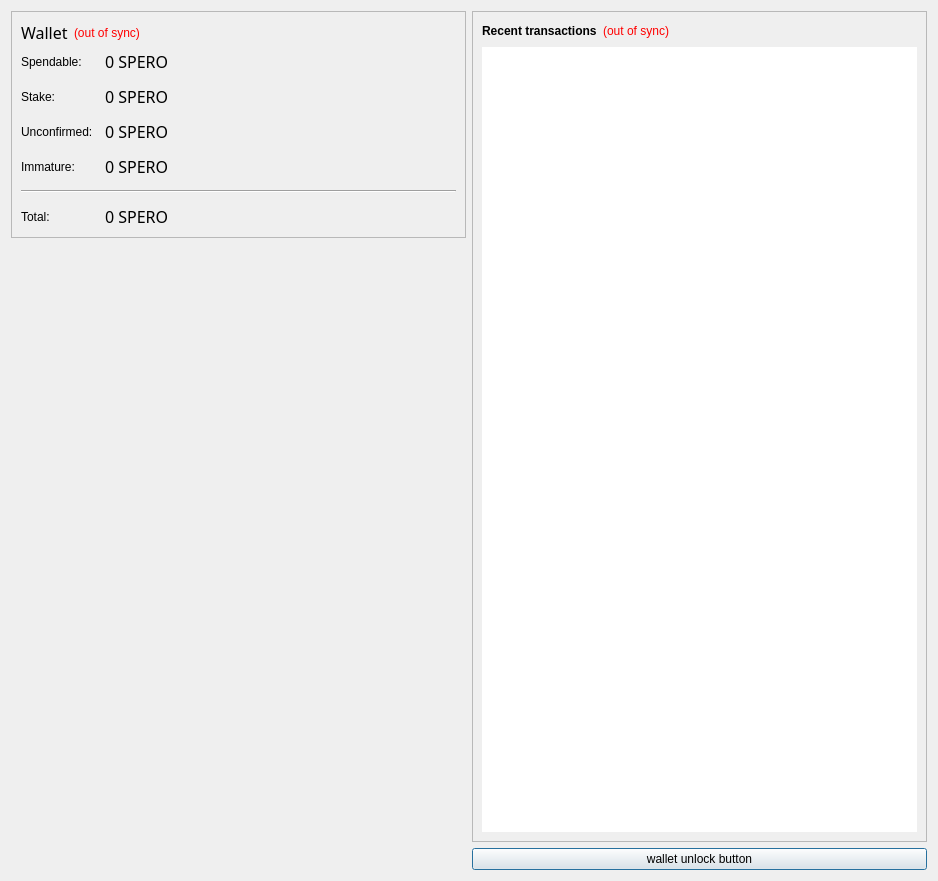
Before: the Qt Designer form src/qt/forms/overviewpage.ui in LightBurdenOfficial/SperoCoin, drawn with Qt 5.
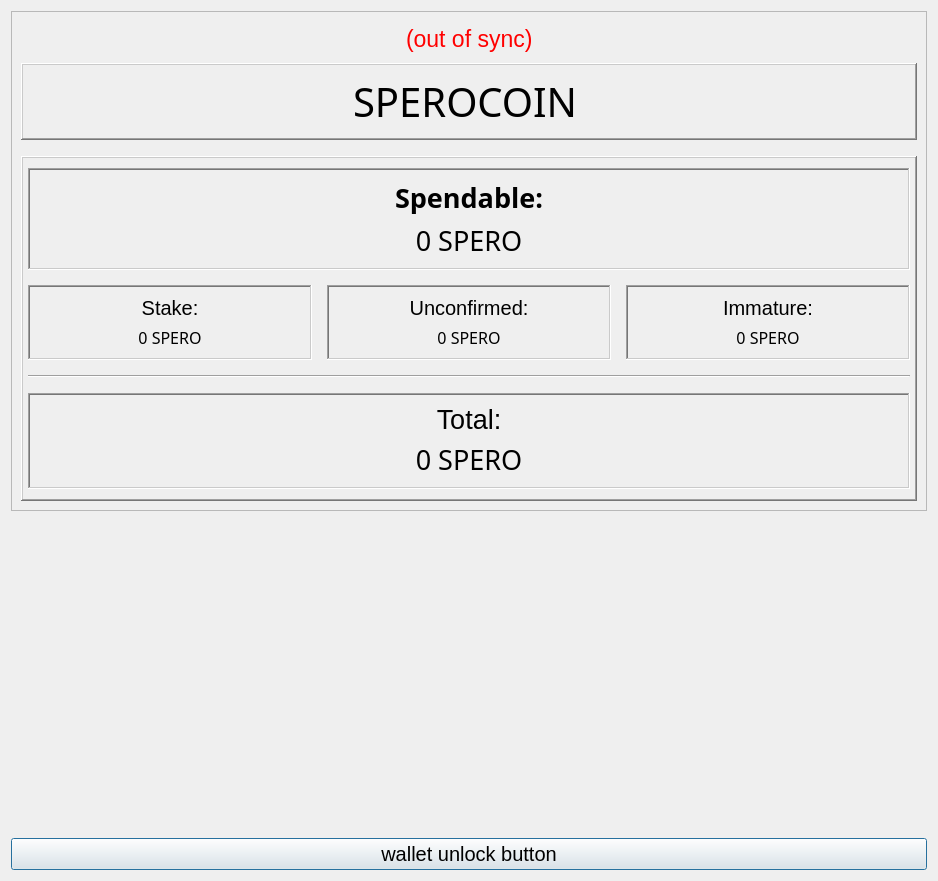
After: the same form once the commit is applied. Icons and pictures are not drawn.

Commit message:
[GUI] Overview Layout
Alterações de Layout na aba Overview

The edit to the form file:
```diff
--- a/src/qt/forms/overviewpage.ui
+++ b/src/qt/forms/overviewpage.ui
@@ -16,9 +16,9 @@
   <property name="styleSheet">
    <string notr="true"/>
   </property>
-  <layout class="QHBoxLayout" name="horizontalLayout" stretch="0,0">
+  <layout class="QHBoxLayout" name="horizontalLayout" stretch="0">
    <item>
-    <layout class="QVBoxLayout" name="verticalLayout_2">
+    <layout class="QVBoxLayout" name="verticalLayout">
      <item>
       <widget class="QFrame" name="frame">
        <property name="frameShape">
@@ -27,27 +27,45 @@
        <property name="frameShadow">
         <enum>QFrame::Raised</enum>
        </property>
-       <layout class="QVBoxLayout" name="verticalLayout_4">
+       <layout class="QVBoxLayout" name="verticalLayout_1">
         <item>
-         <layout class="QHBoxLayout" name="horizontalLayout_4">
+         <spacer name="verticalSpacer">
+          <property name="orientation">
+           <enum>Qt::Vertical</enum>
+          </property>
+          <property name="sizeType">
+           <enum>QSizePolicy::Fixed</enum>
+          </property>
+          <property name="sizeHint" stdset="0">
+           <size>
+            <width>20</width>
+            <height>5</height>
+           </size>
+          </property>
+         </spacer>
+        </item>
           <item>
-           <widget class="QLabel" name="label_5">
-            <property name="font">
-             <font>
-              <family>Century Gothic</family>
-              <pointsize>12</pointsize>
-              <weight>50</weight>
-              <italic>false</italic>
-              <bold>false</bold>
-             </font>
+         <layout class="QHBoxLayout" name="horizontalLayout_3">
+          <item>
+           <spacer name="horizontalSpacer_2">
+            <property name="orientation">
+             <enum>Qt::Horizontal</enum>
             </property>
-            <property name="text">
-             <string>Wallet</string>
+            <property name="sizeHint" stdset="0">
+             <size>
+              <width>40</width>
+              <height>20</height>
+             </size>
             </property>
-           </widget>
+           </spacer>
           </item>
           <item>
            <widget class="QLabel" name="labelWalletStatus">
+            <property name="font">
+             <font>
+              <pointsize>17</pointsize>
+             </font>
+            </property>
             <property name="toolTip">
              <string>The displayed information may be out of date. Your wallet automatically synchronizes with the SperoCoin network after a connection is established, but this process has not completed yet.</string>
             </property>
@@ -63,7 +81,7 @@
            </widget>
           </item>
           <item>
-           <spacer name="horizontalSpacer_2">
+           <spacer name="horizontalSpacer_4">
             <property name="orientation">
              <enum>Qt::Horizontal</enum>
             </property>
@@ -78,29 +96,187 @@
          </layout>
         </item>
         <item>
-         <layout class="QFormLayout" name="formLayout_2">
-          <property name="fieldGrowthPolicy">
-           <enum>QFormLayout::AllNonFixedFieldsGrow</enum>
+         <spacer name="verticalSpacer_5">
+          <property name="orientation">
+           <enum>Qt::Vertical</enum>
           </property>
-          <property name="horizontalSpacing">
-           <number>12</number>
+          <property name="sizeType">
+           <enum>QSizePolicy::Fixed</enum>
           </property>
-          <property name="verticalSpacing">
-           <number>12</number>
+          <property name="sizeHint" stdset="0">
+           <size>
+            <width>20</width>
+            <height>5</height>
+           </size>
           </property>
-          <item row="0" column="0">
+         </spacer>
+        </item>
+        <item>
+         <widget class="QFrame" name="QFramHeader">
+          <property name="frameShape">
+           <enum>QFrame::WinPanel</enum>
+          </property>
+          <property name="frameShadow">
+           <enum>QFrame::Raised</enum>
+          </property>
+          <layout class="QHBoxLayout" name="horizontalLayout_4">
+           <property name="sizeConstraint">
+            <enum>QLayout::SetDefaultConstraint</enum>
+           </property>
+           <property name="leftMargin">
+            <number>1</number>
+           </property>
+           <item>
+            <spacer name="horizontalSpacer">
+             <property name="orientation">
+              <enum>Qt::Horizontal</enum>
+             </property>
+             <property name="sizeHint" stdset="0">
+              <size>
+               <width>40</width>
+               <height>20</height>
+              </size>
+             </property>
+            </spacer>
+           </item>
+           <item>
+            <widget class="QLabel" name="label_5">
+             <property name="font">
+              <font>
+               <family>Century Gothic</family>
+               <pointsize>30</pointsize>
+               <weight>50</weight>
+               <italic>false</italic>
+               <bold>false</bold>
+              </font>
+             </property>
+             <property name="text">
+              <string>SPEROCOIN</string>
+             </property>
+            </widget>
+           </item>
+           <item>
+            <spacer name="horizontalSpacer_3">
+             <property name="orientation">
+              <enum>Qt::Horizontal</enum>
+             </property>
+             <property name="sizeType">
+              <enum>QSizePolicy::Expanding</enum>
+             </property>
+             <property name="sizeHint" stdset="0">
+              <size>
+               <width>160</width>
+               <height>20</height>
+              </size>
+             </property>
+            </spacer>
+           </item>
+          </layout>
+         </widget>
+        </item>
+        <item>
+         <spacer name="verticalSpacer_3">
+          <property name="orientation">
+           <enum>Qt::Vertical</enum>
+          </property>
+          <property name="sizeType">
+           <enum>QSizePolicy::Fixed</enum>
+          </property>
+          <property name="sizeHint" stdset="0">
+           <size>
+            <width>20</width>
+            <height>10</height>
+           </size>
+          </property>
+         </spacer>
+        </item>
+        <item>
+         <widget class="QFrame" name="Q">
+          <property name="frameShape">
+           <enum>QFrame::WinPanel</enum>
+          </property>
+          <property name="frameShadow">
+           <enum>QFrame::Raised</enum>
+          </property>
+          <property name="lineWidth">
+           <number>5</number>
+          </property>
+          <property name="midLineWidth">
+           <number>5</number>
+          </property>
+          <layout class="QGridLayout" name="gridLayout">
+           <property name="sizeConstraint">
+            <enum>QLayout::SetDefaultConstraint</enum>
+           </property>
+           <property name="leftMargin">
+            <number>5</number>
+           </property>
+           <property name="topMargin">
+            <number>10</number>
+           </property>
+           <property name="rightMargin">
+            <number>5</number>
+           </property>
+           <property name="bottomMargin">
+            <number>10</number>
+           </property>
+           <property name="spacing">
+            <number>15</number>
+           </property>
+           <item row="2" column="0" colspan="3">
+            <layout class="QVBoxLayout" name="verticalLayout_6">
+             <item>
+              <widget class="Line" name="line">
+               <property name="orientation">
+                <enum>Qt::Horizontal</enum>
+               </property>
+              </widget>
+             </item>
+            </layout>
+           </item>
+           <item row="0" column="0" colspan="3">
+            <widget class="QFrame" name="QframeSpendable">
+             <property name="frameShape">
+              <enum>QFrame::WinPanel</enum>
+             </property>
+             <property name="frameShadow">
+              <enum>QFrame::Sunken</enum>
+             </property>
+             <layout class="QVBoxLayout" name="verticalLayout_2">
+              <item>
            <widget class="QLabel" name="label">
+                <property name="font">
+                 <font>
+                  <family>Century Gothic</family>
+                  <pointsize>20</pointsize>
+                  <weight>75</weight>
+                  <italic>false</italic>
+                  <bold>true</bold>
+                 </font>
+                </property>
+                <property name="styleSheet">
+                 <string notr="true"/>
+                </property>
+                <property name="frameShape">
+                 <enum>QFrame::NoFrame</enum>
+                </property>
+                <property name="frameShadow">
+                 <enum>QFrame::Plain</enum>
+                </property>
             <property name="text">
              <string>Spendable:</string>
             </property>
-           </widget>
-          </item>
-          <item row="0" column="1">
+                <property name="alignment">
+                 <set>Qt::AlignCenter</set>
+                </property>
+               </widget>
+              </item>
+              <item>
            <widget class="QLabel" name="labelBalance">
             <property name="font">
              <font>
               <family>Century Gothic</family>
-              <pointsize>12</pointsize>
+                  <pointsize>20</pointsize>
               <weight>50</weight>
               <italic>false</italic>
               <bold>false</bold>
@@ -112,22 +288,57 @@
             <property name="toolTip">
              <string>Your current spendable balance</string>
             </property>
+                <property name="autoFillBackground">
+                 <bool>false</bool>
+                </property>
+                <property name="styleSheet">
+                 <string notr="true"/>
+                </property>
+                <property name="frameShape">
+                 <enum>QFrame::NoFrame</enum>
+                </property>
             <property name="text">
              <string notr="true">0 SPERO</string>
             </property>
+                <property name="alignment">
+                 <set>Qt::AlignCenter</set>
+                </property>
+                <property name="wordWrap">
+                 <bool>false</bool>
+                </property>
             <property name="textInteractionFlags">
              <set>Qt::LinksAccessibleByMouse|Qt::TextSelectableByKeyboard|Qt::TextSelectableByMouse</set>
             </property>
+               </widget>
+              </item>
+             </layout>
            </widget>
           </item>
           <item row="1" column="0">
+            <widget class="QFrame" name="QFrameStake">
+             <property name="frameShape">
+              <enum>QFrame::WinPanel</enum>
+             </property>
+             <property name="frameShadow">
+              <enum>QFrame::Sunken</enum>
+             </property>
+             <layout class="QVBoxLayout" name="verticalLayout_3">
+              <item>
            <widget class="QLabel" name="label_6">
+                <property name="font">
+                 <font>
+                  <pointsize>15</pointsize>
+                 </font>
+                </property>
             <property name="text">
              <string>Stake:</string>
             </property>
-           </widget>
-          </item>
-          <item row="1" column="1">
+                <property name="alignment">
+                 <set>Qt::AlignCenter</set>
+                </property>
+               </widget>
+              </item>
+              <item>
            <widget class="QLabel" name="labelStake">
             <property name="font">
              <font>
@@ -147,51 +358,42 @@
             <property name="text">
              <string notr="true">0 SPERO</string>
             </property>
+                <property name="alignment">
+                 <set>Qt::AlignCenter</set>
+                </property>
             <property name="textInteractionFlags">
              <set>Qt::LinksAccessibleByMouse|Qt::TextSelectableByKeyboard|Qt::TextSelectableByMouse</set>
             </property>
            </widget>
           </item>
-          <item row="2" column="0">
-           <widget class="QLabel" name="label_3">
-            <property name="text">
-             <string>Unconfirmed:</string>
-            </property>
-           </widget>
-          </item>
-          <item row="2" column="1">
-           <widget class="QLabel" name="labelUnconfirmed">
-            <property name="font">
-             <font>
-              <family>Century Gothic</family>
-              <pointsize>12</pointsize>
-              <weight>50</weight>
-              <italic>false</italic>
-              <bold>false</bold>
-             </font>
-            </property>
-            <property name="cursor">
-             <cursorShape>IBeamCursor</cursorShape>
-            </property>
-            <property name="toolTip">
-             <string>Total of transactions that have yet to be confirmed, and do not yet count toward the current balance</string>
-            </property>
-            <property name="text">
-             <string notr="true">0 SPERO</string>
-            </property>
-            <property name="textInteractionFlags">
-             <set>Qt::LinksAccessibleByMouse|Qt::TextSelectableByKeyboard|Qt::TextSelectableByMouse</set>
-            </property>
-           </widget>
-          </item>
-          <item row="3" column="0">
+             </layout>
+            </widget>
+           </item>
+           <item row="1" column="2">
+            <widget class="QFrame" name="QFrameImature">
+             <property name="frameShape">
+              <enum>QFrame::WinPanel</enum>
+             </property>
+             <property name="frameShadow">
+              <enum>QFrame::Sunken</enum>
+             </property>
+             <layout class="QVBoxLayout" name="verticalLayout_5">
+              <item>
            <widget class="QLabel" name="labelImmatureText">
+                <property name="font">
+                 <font>
+                  <pointsize>15</pointsize>
+                 </font>
+                </property>
             <property name="text">
              <string>Immature:</string>
             </property>
-           </widget>
-          </item>
-          <item row="3" column="1">
+                <property name="alignment">
+                 <set>Qt::AlignCenter</set>
+                </property>
+               </widget>
+              </item>
+              <item>
            <widget class="QLabel" name="labelImmature">
             <property name="font">
              <font>
@@ -205,34 +407,108 @@
             <property name="toolTip">
              <string>Mined balance that has not yet matured</string>
             </property>
+                <property name="frameShape">
+                 <enum>QFrame::NoFrame</enum>
+                </property>
             <property name="text">
              <string notr="true">0 SPERO</string>
             </property>
+                <property name="alignment">
+                 <set>Qt::AlignCenter</set>
+                </property>
             <property name="textInteractionFlags">
              <set>Qt::LinksAccessibleByMouse|Qt::TextSelectableByKeyboard|Qt::TextSelectableByMouse</set>
             </property>
            </widget>
           </item>
-          <item row="4" column="0" colspan="2">
-           <widget class="Line" name="line">
-            <property name="orientation">
-             <enum>Qt::Horizontal</enum>
-            </property>
-           </widget>
-          </item>
-          <item row="5" column="0">
+             </layout>
+            </widget>
+           </item>
+           <item row="1" column="1">
+            <widget class="QFrame" name="QFrameUncorfimed">
+             <property name="frameShape">
+              <enum>QFrame::WinPanel</enum>
+             </property>
+             <property name="frameShadow">
+              <enum>QFrame::Sunken</enum>
+             </property>
+             <layout class="QVBoxLayout" name="verticalLayout_4">
+              <item>
+               <widget class="QLabel" name="label_3">
+                <property name="font">
+                 <font>
+                  <pointsize>15</pointsize>
+                 </font>
+                </property>
+                <property name="text">
+                 <string>Unconfirmed:</string>
+                </property>
+                <property name="alignment">
+                 <set>Qt::AlignCenter</set>
+                </property>
+               </widget>
+              </item>
+              <item>
+               <widget class="QLabel" name="labelUnconfirmed">
+                <property name="font">
+                 <font>
+                  <family>Century Gothic</family>
+                  <pointsize>12</pointsize>
+                  <weight>50</weight>
+                  <italic>false</italic>
+                  <bold>false</bold>
+                 </font>
+                </property>
+                <property name="cursor">
+                 <cursorShape>IBeamCursor</cursorShape>
+                </property>
+                <property name="toolTip">
+                 <string>Total of transactions that have yet to be confirmed, and do not yet count toward the current balance</string>
+                </property>
+                <property name="text">
+                 <string notr="true">0 SPERO</string>
+                </property>
+                <property name="alignment">
+                 <set>Qt::AlignCenter</set>
+                </property>
+                <property name="textInteractionFlags">
+                 <set>Qt::LinksAccessibleByMouse|Qt::TextSelectableByKeyboard|Qt::TextSelectableByMouse</set>
+                </property>
+               </widget>
+              </item>
+             </layout>
+            </widget>
+           </item>
+           <item row="3" column="0" colspan="3">
+            <widget class="QFrame" name="QFrameTotal">
+             <property name="frameShape">
+              <enum>QFrame::WinPanel</enum>
+             </property>
+             <property name="frameShadow">
+              <enum>QFrame::Sunken</enum>
+             </property>
+             <layout class="QVBoxLayout" name="verticalLayout_7">
+              <item>
            <widget class="QLabel" name="labelTotalText">
+                <property name="font">
+                 <font>
+                  <pointsize>20</pointsize>
+                 </font>
+                </property>
             <property name="text">
              <string>Total:</string>
             </property>
-           </widget>
-          </item>
-          <item row="5" column="1">
+                <property name="alignment">
+                 <set>Qt::AlignCenter</set>
+                </property>
+               </widget>
+              </item>
+              <item>
            <widget class="QLabel" name="labelTotal">
             <property name="font">
              <font>
               <family>Century Gothic</family>
-              <pointsize>12</pointsize>
+                  <pointsize>20</pointsize>
               <weight>50</weight>
               <italic>false</italic>
               <bold>false</bold>
@@ -247,44 +523,25 @@
             <property name="text">
              <string notr="true">0 SPERO</string>
             </property>
+                <property name="alignment">
+                 <set>Qt::AlignCenter</set>
+                </property>
             <property name="textInteractionFlags">
              <set>Qt::LinksAccessibleByMouse|Qt::TextSelectableByKeyboard|Qt::TextSelectableByMouse</set>
             </property>
            </widget>
           </item>
          </layout>
+            </widget>
         </item>
        </layout>
       </widget>
      </item>
-     <item>
-      <spacer name="verticalSpacer_4">
-       <property name="orientation">
-        <enum>Qt::Vertical</enum>
-       </property>
-       <property name="sizeHint" stdset="0">
-        <size>
-         <width>20</width>
-         <height>40</height>
-        </size>
-       </property>
-      </spacer>
-     </item>
-     <item>
-      <widget class="QLabel" name="label_2">
-       <property name="text">
-        <string/>
-       </property>
-       <property name="pixmap">
-        <pixmap resource="../bitcoin.qrc">:/images/Wallet_Logo</pixmap>
-       </property>
-       <property name="alignment">
-        <set>Qt::AlignCenter</set>
-       </property>
+       </layout>
       </widget>
      </item>
      <item>
-      <spacer name="verticalSpacer">
+      <spacer name="verticalSpacer_2">
        <property name="orientation">
         <enum>Qt::Vertical</enum>
        </property>
@@ -295,81 +552,6 @@
         </size>
        </property>
       </spacer>
-     </item>
-    </layout>
-   </item>
-   <item>
-    <layout class="QVBoxLayout" name="verticalLayout_3">
-     <item>
-      <widget class="QFrame" name="frame_2">
-       <property name="frameShape">
-        <enum>QFrame::StyledPanel</enum>
-       </property>
-       <property name="frameShadow">
-        <enum>QFrame::Raised</enum>
-       </property>
-       <layout class="QVBoxLayout" name="verticalLayout">
-        <item>
-         <layout class="QHBoxLayout" name="horizontalLayout_2">
-          <item>
-           <widget class="QLabel" name="label_4">
-            <property name="text">
-             <string>&lt;b&gt;Recent transactions&lt;/b&gt;</string>
-            </property>
-           </widget>
-          </item>
-          <item>
-           <widget class="QLabel" name="labelTransactionsStatus">
-            <property name="toolTip">
-             <string>The displayed information may be out of date. Your wallet automatically synchronizes with the SperoCoin network after a connection is established, but this process has not completed yet.</string>
-            </property>
-            <property name="styleSheet">
-             <string notr="true">QLabel { color: red; }</string>
-            </property>
-            <property name="text">
-             <string notr="true">(out of sync)</string>
-            </property>
-            <property name="alignment">
-             <set>Qt::AlignRight|Qt::AlignTrailing|Qt::AlignVCenter</set>
-            </property>
-           </widget>
-          </item>
-          <item>
-           <spacer name="horizontalSpacer">
-            <property name="orientation">
-             <enum>Qt::Horizontal</enum>
-            </property>
-            <property name="sizeHint" stdset="0">
-             <size>
-              <width>40</width>
-              <height>20</height>
-             </size>
-            </property>
-           </spacer>
-          </item>
-         </layout>
-        </item>
-        <item>
-         <widget class="QListView" name="listTransactions">
-          <property name="styleSheet">
-           <string notr="true"/>
-          </property>
-          <property name="frameShape">
-           <enum>QFrame::NoFrame</enum>
-          </property>
-          <property name="verticalScrollBarPolicy">
-           <enum>Qt::ScrollBarAlwaysOff</enum>
-          </property>
-          <property name="horizontalScrollBarPolicy">
-           <enum>Qt::ScrollBarAlwaysOff</enum>
-          </property>
-          <property name="selectionMode">
-           <enum>QAbstractItemView::NoSelection</enum>
-          </property>
-         </widget>
-        </item>
-       </layout>
-      </widget>
      </item>
      <item>
       <widget class="QPushButton" name="unlockWalletButton">
@@ -385,6 +567,11 @@
          <height>16777214</height>
         </size>
        </property>
+       <property name="font">
+        <font>
+         <pointsize>15</pointsize>
+        </font>
+       </property>
        <property name="toolTip">
         <string/>
        </property>
```
Left out of the diff: 4 changed lines with no effect on the pictures. Lines whose indentation alone changed are shown as unchanged. The commit also changes 1 other file.
